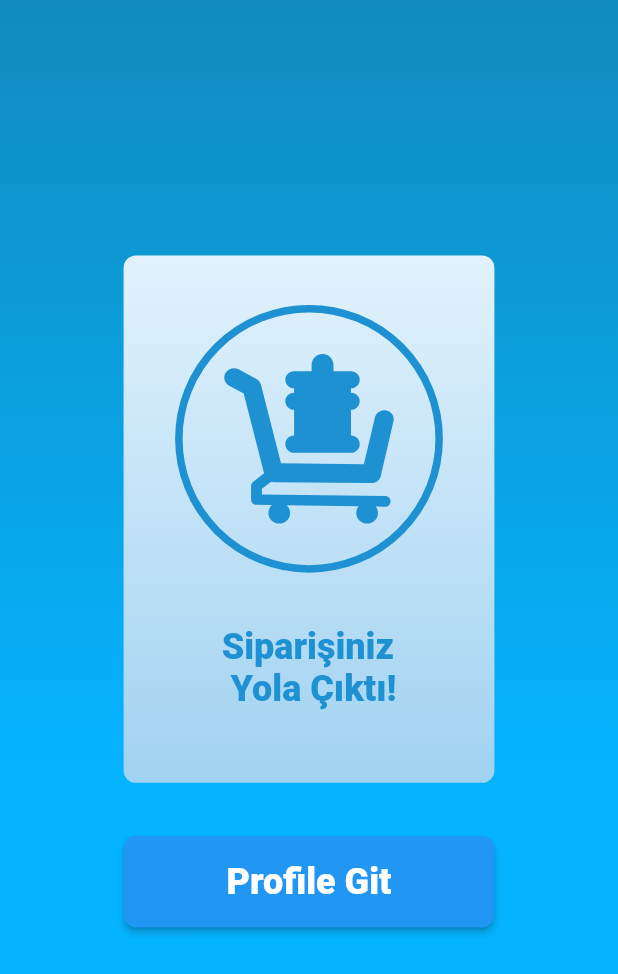
After one commit to egemenongel/akilli_damacana, a Flutter app: the SuccesfulOrder screen opened directly, on a phone screen of 412 x 824 dp. The commit adds this screen. Shown: the top 974 px of the screen. Run offline on Flutter 3.47's test engine with Material 2 defaults, Android fonts, the phone set to English and light mode, and no system bars; our stand-ins replace flutter_svg, google_fonts, image_picker, liquid_progress_indicator, shared_preferences; accounts and stored records are empty.

Commit message:
Create and implement succesful order view

```diff
--- a/lib/features/_product/destinations/routes.dart
+++ b/lib/features/_product/destinations/routes.dart
@@ -1,3 +1,5 @@
+import 'package:akilli_damacana/features/home/succesful_order/succesful_order_view.dart';
+
 import 'destination_model.dart';
 import '../../home/root/root_view.dart';
 import 'package:flutter/material.dart';
@@ -22,6 +24,8 @@ class _RoutesState extends State<Routes> {
                 return RootView(
                   destination: widget.destination,
                 );
+              case "/orderSuccesful":
+                return const SuccesfulOrder();
               default:
                 return RootView(
                   destination: widget.destination,
--- a/lib/features/home/cart/view/cart_view.dart
+++ b/lib/features/home/cart/view/cart_view.dart
@@ -301,8 +301,17 @@ class CartView extends StatelessWidget {
                     fontWeight: FontWeight.w900,
                   ),
                 ),
-                onPressed: () {
-                  apiService.createOrder(_cartViewModel.order());
+                onPressed: () async {
+                  if (_cartViewModel.cart.isNotEmpty) {
+                    Navigator.pushNamed(context, "/orderSuccesful");
+                    Future.delayed(const Duration(milliseconds: 2000), () {
+                      Navigator.pop(context);
+                    });
+                    context.read<CartViewModel>().clearCart();
+                  } else {
+                    ScaffoldMessenger.of(context).showSnackBar(const SnackBar(
+                        content: Text("Lüften önce ürün ekleyin!")));
+                  }
                 });
           }),
         ),
--- a/lib/features/home/cart/viewmodel/cart_viewmodel.dart
+++ b/lib/features/home/cart/viewmodel/cart_viewmodel.dart
@@ -51,4 +51,10 @@ class CartViewModel extends ChangeNotifier {
     }
     return CartModel(cart: cartItems, price: total);
   }
+
+  clearCart() {
+    cart.clear();
+    sumProducts();
+    notifyListeners();
+  }
 }
--- /dev/null
+++ b/lib/features/home/succesful_order/succesful_order_view.dart
@@ -0,0 +1,125 @@
+import 'package:akilli_damacana/core/components/blue_elevated_button.dart';
+import 'package:akilli_damacana/core/extension/context_extension.dart';
+import 'package:flutter/material.dart';
+import 'package:flutter_svg/flutter_svg.dart';
+
+class SuccesfulOrder extends StatelessWidget {
+  const SuccesfulOrder({Key? key}) : super(key: key);
+
+  @override
+  Widget build(BuildContext context) {
+    return Scaffold(
+      body: Container(
+        padding: context.paddingHigh,
+        child: Column(
+          mainAxisAlignment: MainAxisAlignment.center,
+          children: [
+            const Spacer(
+              flex: 2,
+            ),
+            Expanded(
+              flex: 8,
+              child: Row(
+                children: [
+                  Expanded(
+                    child: buildSuccesfulIcon(context),
+                  ),
+                ],
+              ),
+            ),
+            Expanded(
+              flex: 3,
+              child: buildGoToProfileButton(context),
+            ),
+            const Spacer(
+              flex: 2,
+            ),
+          ],
+        ),
+        decoration: const BoxDecoration(
+          gradient: LinearGradient(
+              begin: Alignment.topCenter,
+              end: Alignment.bottomCenter,
+              colors: [
+                Color(0xff118BBF),
+                Color(0xff05B4FF),
+              ],
+              stops: [
+                0,
+                0.6325,
+              ]),
+        ),
+      ),
+    );
+  }
+
+  Container buildSuccesfulIcon(BuildContext context) {
+    return Container(
+      padding: context.paddingMedium,
+      decoration: BoxDecoration(
+        color: context.colors.primary,
+        borderRadius: BorderRadius.all(context.lowRadius),
+        gradient: const LinearGradient(
+          begin: Alignment.topCenter,
+          end: Alignment.bottomCenter,
+          colors: [
+            Color(0xffE2F2FC),
+            Color(0xffA1D2F1),
+          ],
+        ),
+      ),
+      child: Column(
+        children: [
+          Expanded(
+            flex: 5,
+            child: Container(
+              padding: context.paddingNormal,
+              decoration: BoxDecoration(
+                shape: BoxShape.circle,
+                border: Border.all(
+                  width: 5,
+                  color: context.colors.secondary,
+                ),
+              ),
+              child: SvgPicture.asset(
+                "assets/icons/shop.svg",
+                height: context.screenHeight,
+              ),
+            ),
+          ),
+          const Spacer(
+            flex: 1,
+          ),
+          Expanded(
+            flex: 2,
+            child: Text(
+              "Siparişiniz\n Yola Çıktı!",
+              style: context.textTheme.headline5!.copyWith(
+                color: context.colors.secondary,
+                fontWeight: FontWeight.w900,
+              ),
+            ),
+          ),
+        ],
+      ),
+    );
+  }
+
+  Row buildGoToProfileButton(BuildContext context) {
+    return Row(
+      children: [
+        Expanded(
+            child: BlueElevatedButton(
+          child: Text(
+            "Profile Git",
+            style: context.textTheme.headline5!.copyWith(
+              color: context.colors.primary,
+              fontWeight: FontWeight.w900,
+            ),
+          ),
+          onPressed: () {},
+        ))
+      ],
+    );
+  }
+}
```
